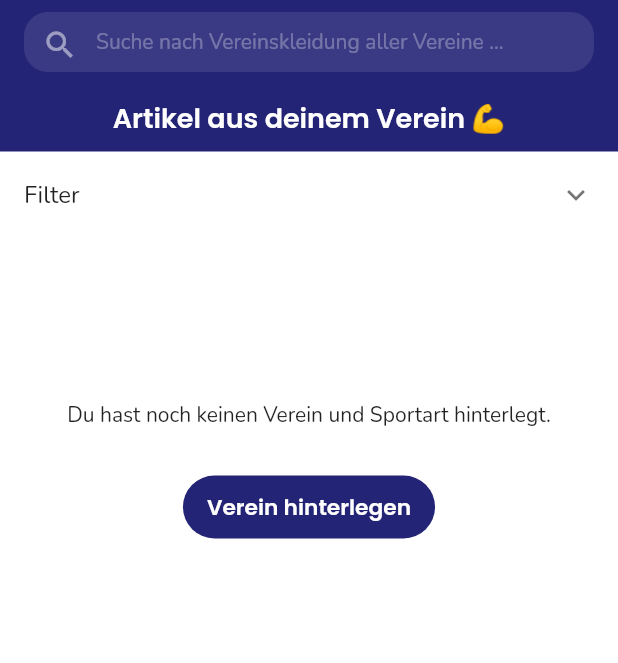
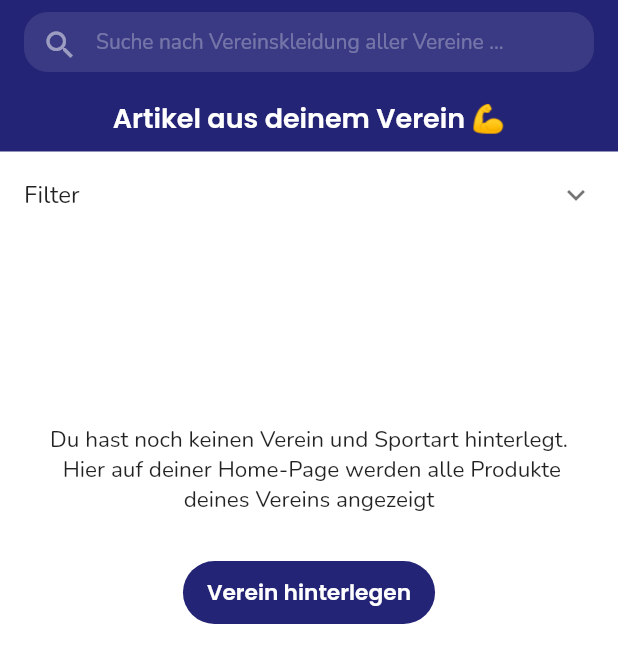
Before and after one commit to TobiasSchotter/clubtwice, a Flutter app: the screen it shows once a user with an empty profile is signed in, on a phone screen of 412 x 824 dp. Shown: the top 663 px of the screen. Run offline on Flutter 3.47's test engine with Material 2 defaults, Android fonts, the light colour scheme and no system bars; our stand-ins replace cloud_firestore, firebase_auth, firebase_core, flutter_svg, image_picker, pin_code_fields and 1 more; missing offline and left inert: money2; accounts and stored records are empty; Roboto replaces fonts that are missing (poppins).

Commit message:
smal changes

```diff
--- a/lib/views/screens/home_page.dart
+++ b/lib/views/screens/home_page.dart
@@ -71,12 +71,17 @@ class _HomePageState extends State<HomePage> {
           mainAxisAlignment: MainAxisAlignment.center,
           children: [
             Container(
-              height: 96,
+              height: 112,
             ),
             Container(
               padding: const EdgeInsets.symmetric(horizontal: 16, vertical: 12),
-              child:
-                  Text('Du hast noch keinen Verein und Sportart hinterlegt.'),
+              child: Center(
+                child: Text(
+                  'Du hast noch keinen Verein und Sportart hinterlegt.\n Hier auf deiner Home-Page werden alle Produkte deines Vereins angezeigt',
+                  textAlign: TextAlign.center,
+                  style: TextStyle(fontSize: 15),
+                ),
+              ),
             ),
             SizedBox(height: 16),
             CustomButton(
```
